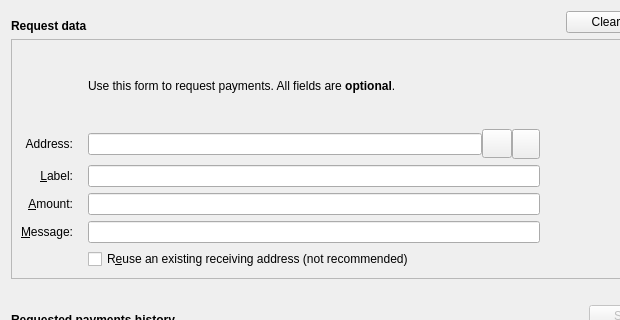
This is src/qt/forms/receivecoinsdialog.ui in qtumproject/qtum as Qt 5 draws it before an edit; both pictures show x 0 to 620 and y 0 to 320 of the 776 by 488 pixel window. The edited form follows.
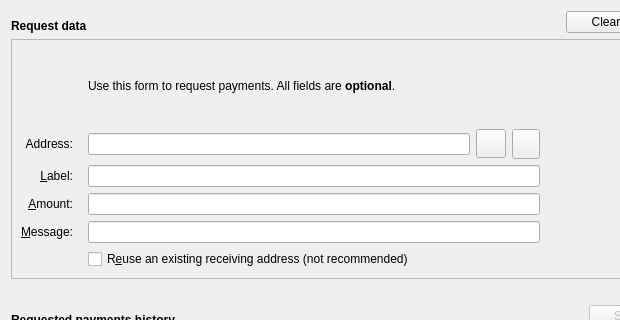
This is the edited form. Icons and pictures are not drawn. Custom widgets are drawn as their Qt base class.

```diff
--- a/src/qt/forms/receivecoinsdialog.ui
+++ b/src/qt/forms/receivecoinsdialog.ui
@@ -210,6 +210,9 @@
         </item>
         <item row="3" column="2">
          <layout class="QHBoxLayout" name="horizontalLayout_3">
+          <property name="spacing">
+           <number>6</number>
+          </property>
           <item>
            <widget class="QLineEdit" name="leAddress"/>
           </item>
```
